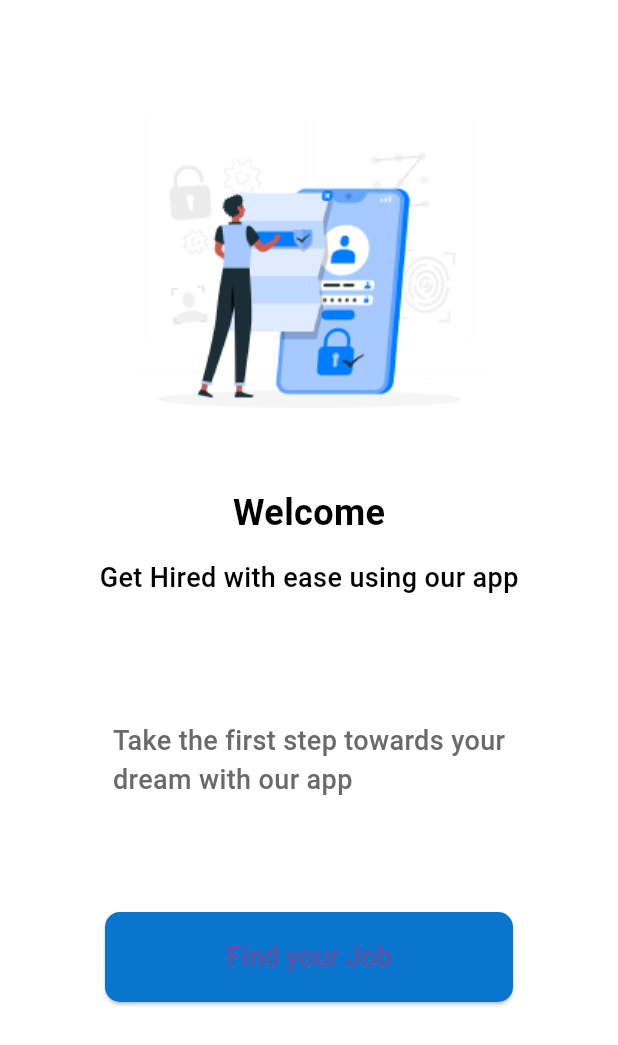
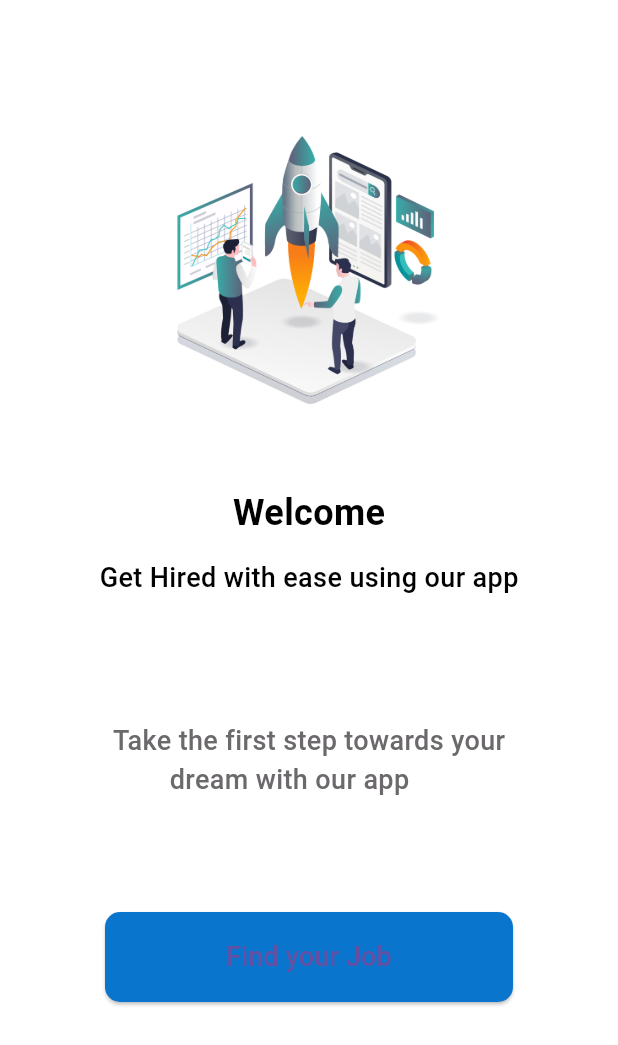
Before and after one commit to mirsadkt/campus-recruitment, a Flutter app: the screen it shows after launch, on a phone screen of 412 x 824 dp. Shown: the top 1045 px of the screen. Run offline on Flutter 3.47's test engine with Material 3 defaults, Android fonts, the phone set to English and light mode, and no system bars.

Commit message:
changed Picture of landing

```diff
--- a/lib/home.dart
+++ b/lib/home.dart
@@ -22,7 +22,7 @@ class _MyHomePageState extends State<MyHomePage> {
                 child: Padding(
                   padding: const EdgeInsets.only(top: 45),
                   child: Image(
-                    image: AssetImage("assets/imgtwo.png"),
+                    image: AssetImage("assets/imgone.jpg"),
                     height: 270,
                     width: 270,
                   ),
@@ -49,7 +49,7 @@ class _MyHomePageState extends State<MyHomePage> {
               Padding(
                 padding: const EdgeInsets.only(top: 70),
                 child: Text(
-                  "Take the first step towards your\ndream with our app",
+                  "Take the first step towards your\n        dream with our app",
                   style: TextStyle(
                     color: Color.fromARGB(255, 108, 105, 108),
                     fontWeight: FontWeight.w500,
```
